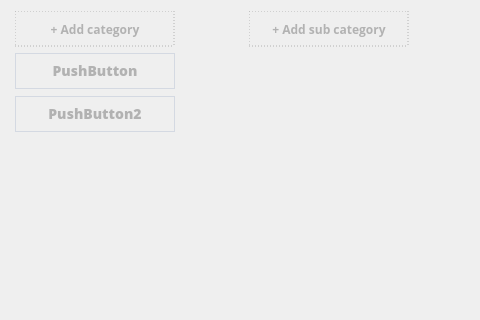
The window that client/screens/widgets/info_arch/info_arch.ui (kleroop/TechCourse_2022_12) describes before a commit, drawn with Qt 5; both pictures show x 0 to 480 and y 0 to 320 of the 658 by 634 pixel window.
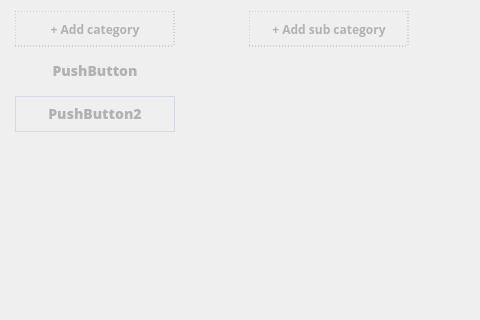
The same window after the commit.

What changed in the file:
```diff
--- a/client/screens/widgets/info_arch/info_arch.ui
+++ b/client/screens/widgets/info_arch/info_arch.ui
@@ -168,7 +168,7 @@
            </property>
           </widget>
          </item>
-         <item row="0" column="0">
+         <item row="0" column="0" alignment="Qt::AlignHCenter">
           <widget class="QPushButton" name="buttonTemplate">
            <property name="sizePolicy">
             <sizepolicy hsizetype="Maximum" vsizetype="Maximum">
@@ -178,13 +178,13 @@
            </property>
            <property name="minimumSize">
             <size>
-             <width>160</width>
+             <width>100</width>
              <height>36</height>
             </size>
            </property>
            <property name="maximumSize">
             <size>
-             <width>160</width>
+             <width>100</width>
              <height>36</height>
             </size>
            </property>
@@ -192,24 +192,24 @@
             <font>
              <family>Open Sans</family>
              <pointsize>-1</pointsize>
+             <weight>87</weight>
              <italic>false</italic>
              <bold>true</bold>
-             <stylestrategy>PreferDefault</stylestrategy>
             </font>
            </property>
            <property name="cursor">
             <cursorShape>PointingHandCursor</cursorShape>
            </property>
            <property name="styleSheet">
-            <string notr="true">border: 0.5px solid #D4D9E2;
-
-font-family: 'Open Sans';
+            <string notr="true">font-family: 'Open Sans';
 font-style: normal;
 font-weight: 700;
 font-size: 14px;
 line-height: 19px;
 
-color: #B2B2B2;</string>
+color: #B2B2B2;
+
+border: none;</string>
            </property>
            <property name="text">
             <string>PushButton</string>
```
Left out of the diff: 4 changed lines with no effect on the pictures.
